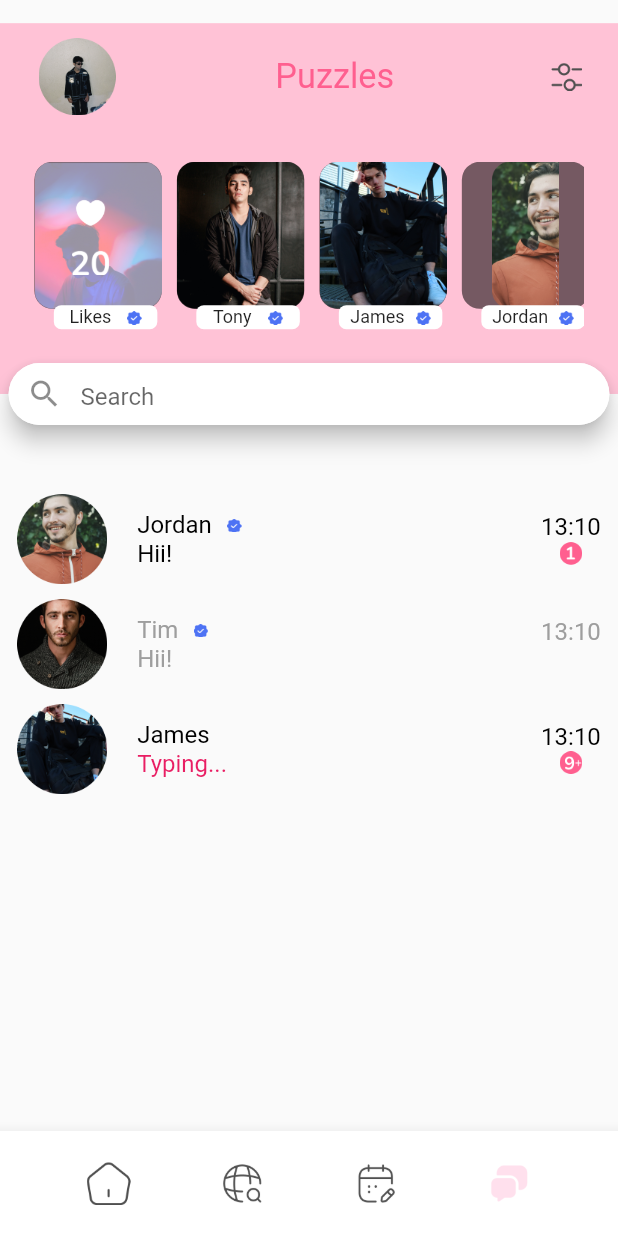
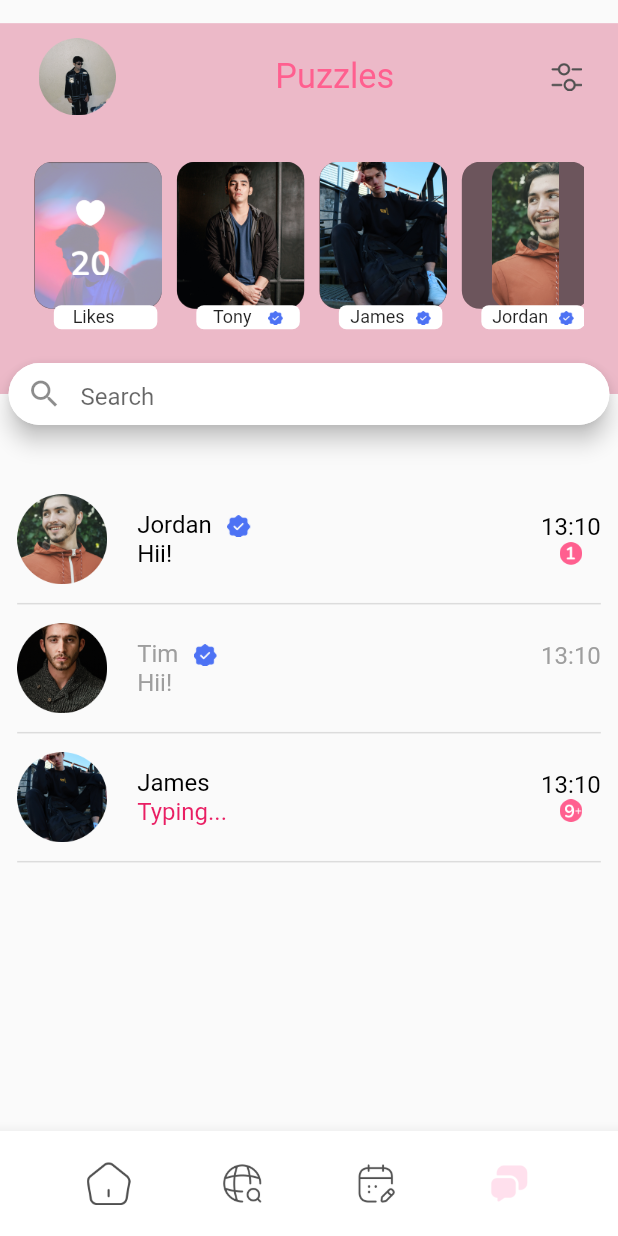
Before and after one commit to veera-1729/find_flames_flutter_assignment, a Flutter app: the screen it shows after launch, on a phone screen of 412 x 824 dp. Run offline on Flutter 3.47's test engine with Material 2 defaults, Android fonts, the light colour scheme and no system bars; our stand-ins replace flutter_screenutil, matcher; Roboto replaces fonts that are missing (Nunito).

Commit message:
Initial Commit

```diff
--- a/lib/Home.dart
+++ b/lib/Home.dart
@@ -45,7 +45,8 @@ class Home extends StatelessWidget {
                           padding: EdgeInsets.only(top:10),
                           height: 240.h,
                           width: double.infinity,
-                          color: Color.fromARGB(255, 255, 194, 214),
+                          color: Color.fromARGB(255, 236, 185, 200),
+                          //color: Color.fromARGB(255, 211, 110, 201),
                           child: Column(
                             mainAxisAlignment: MainAxisAlignment.start,
                             children: [
@@ -124,7 +125,9 @@ class Home extends StatelessWidget {
                           shrinkWrap: true,
                           scrollDirection: Axis.vertical,
                           itemBuilder: ((context, index) {
-                            return Contact(
+                            return Column(
+                              children: [
+                                Contact(
                                   uri: profileImages[index],
                                   name: names[index],
                                   message: messages[index],
@@ -132,6 +135,11 @@ class Home extends StatelessWidget {
                                   time: "13:10",
                                   unread: unreads[index],
                                   Tim: disabled[index],
+                                ),
+                                Divider(
+                                  thickness: 1,
+                                )
+                              ],
                             );
                           }),
                         ),
--- a/lib/utils/Contacts.dart
+++ b/lib/utils/Contacts.dart
@@ -54,8 +54,8 @@ class Contact extends StatelessWidget {
                       blueTick
                           ? Image.asset(
                               "assets/images/Vector.png",
-                              height: 10,
-                              width: 10,
+                              height: 16,
+                              width: 16,
                             )
                           : Text(""),
                     ],
@@ -84,7 +84,7 @@ class Contact extends StatelessWidget {
                     )
                   : const Text(" "),
             ],
-          )
+          ),
         ],
       ),
     );
--- a/lib/utils/Profile_View.dart
+++ b/lib/utils/Profile_View.dart
@@ -42,16 +42,17 @@ class ProfileView extends StatelessWidget {
             ),
             child: Row(
               mainAxisAlignment: MainAxisAlignment.spaceEvenly,
+              crossAxisAlignment: CrossAxisAlignment.center,
               children: [
                 Text(
                   name,
                   style: TextStyle(fontSize: 12),
                 ),
-                Image.asset(
+                !profile ?  Image.asset(
                   "assets/images/Vector.png",
                   height: 10,
                   width: 10,
-                ),
+                ): Text(" "),
               ],
             ),
           ),
```
Lines whose indentation alone changed are shown as unchanged.
